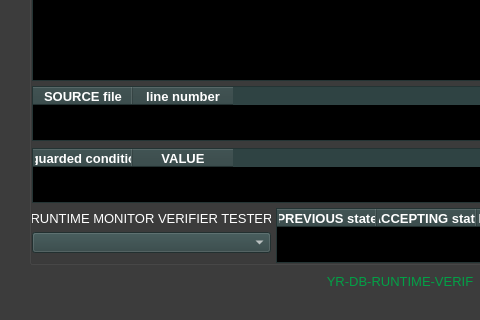
Before: the Qt Designer form ui/yr-db-runtime-verif-main-window.ui in yerothd/yr-db-runtime-verif, drawn with Qt 5; both pictures show x 0 to 480 and y 280 to 600 of the 800 by 600 pixel window.
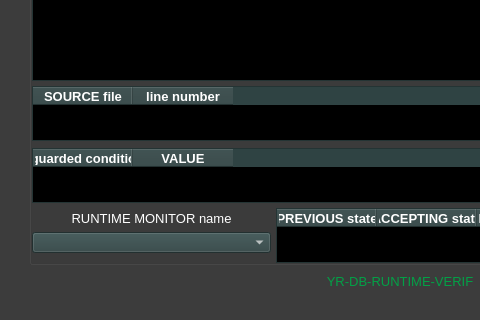
After: the same form once the commit is applied. Icons and pictures are not drawn. Custom widgets are drawn as their Qt base class.

Patch:
```diff
--- a/ui/yr-db-runtime-verif-main-window.ui
+++ b/ui/yr-db-runtime-verif-main-window.ui
@@ -3371,7 +3371,7 @@
       </palette>
      </property>
      <property name="text">
-      <string>RUNTIME MONITOR VERIFIER TESTER</string>
+      <string>RUNTIME MONITOR name</string>
      </property>
      <property name="alignment">
       <set>Qt::AlignCenter</set>
```
